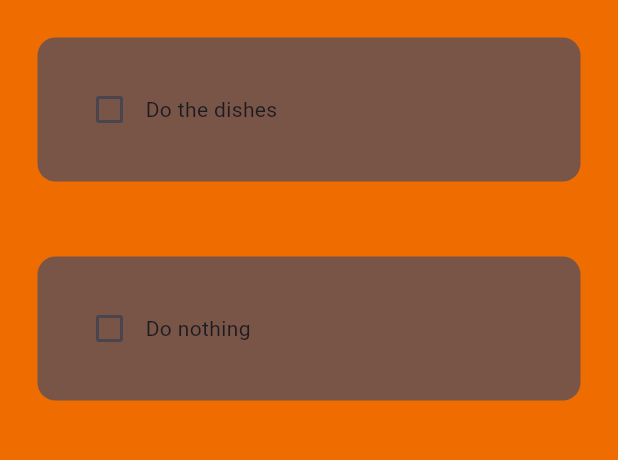
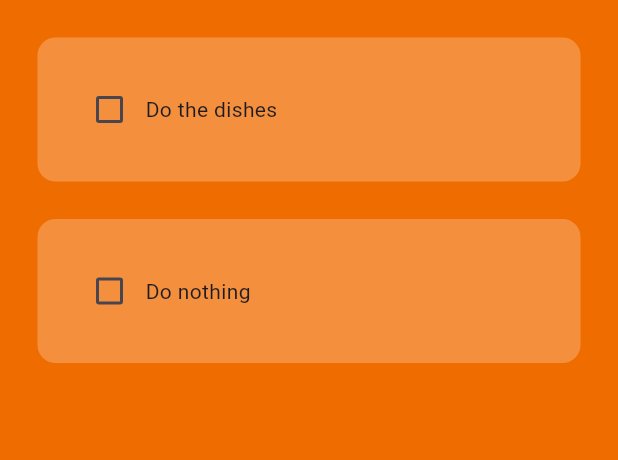
Before and after one commit to Mickeldeath/To-do-list-app--android-, a Flutter app: the screen it shows after launch, on a phone screen of 412 x 824 dp, the part 84-544 px from its top. Run offline on Flutter 3.47's test engine with Material 3 defaults, Android fonts, the phone set to English and light mode, and no system bars.

```diff
--- a/lib/utilities/todo_tile.dart
+++ b/lib/utilities/todo_tile.dart
@@ -15,21 +15,31 @@ class ToDoTile extends StatelessWidget {
   @override
   Widget build(BuildContext context) {
     return Padding(
-      padding: const EdgeInsets.all(25.0),
+      padding: const EdgeInsets.only(left: 25.0, right: 25.0, top: 25),
       child: Container(
-        padding: EdgeInsets.all(24),
+        padding: const EdgeInsets.all(24),
+        decoration: BoxDecoration(
+          color: Colors.white24,
+          borderRadius: BorderRadius.circular(12),
+        ),
         child: Row(
           children: [
             //CheckBox
-            Checkbox(value: taskCompleted, onChanged: onChanged),
+            Checkbox(
+              value: taskCompleted,
+              onChanged: onChanged,
+              activeColor: Colors.black,
+            ),
 
             // Task Name
-            Text(taskName),
+            Text(
+              taskName,
+              style: TextStyle(
+                  decoration: taskCompleted
+                      ? TextDecoration.lineThrough
+                      : TextDecoration.none),
+            ),
           ],
-        ),
-        decoration: BoxDecoration(
-          color: Colors.brown,
-          borderRadius: BorderRadius.circular(12),
         ),
       ),
     );
```
